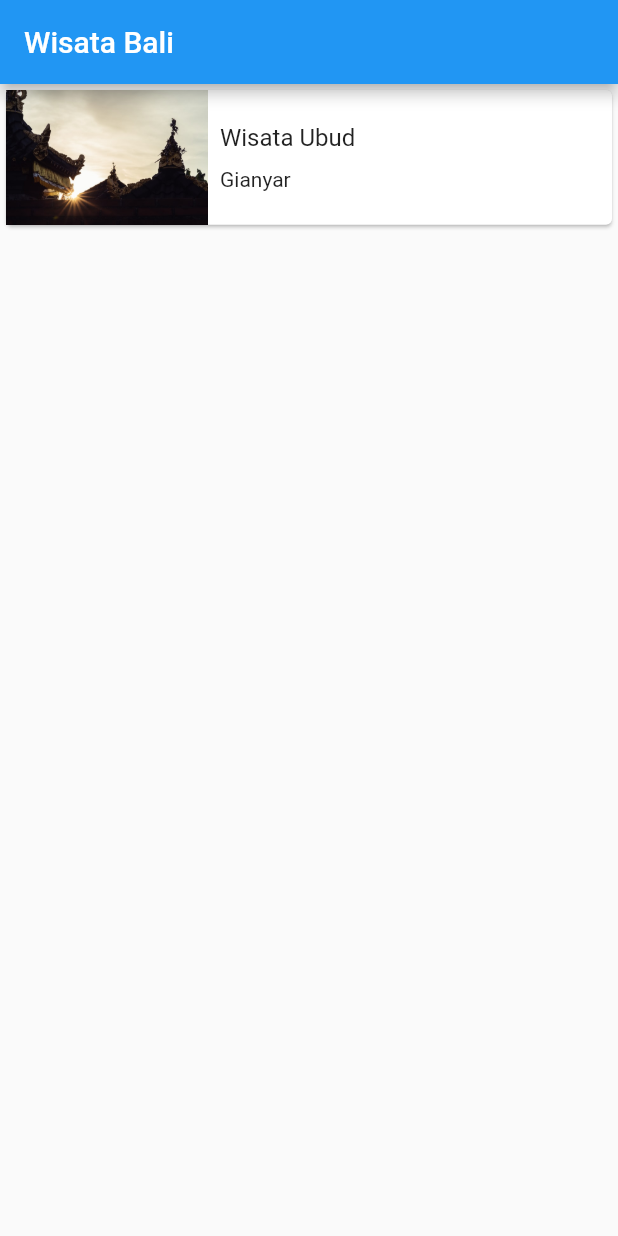
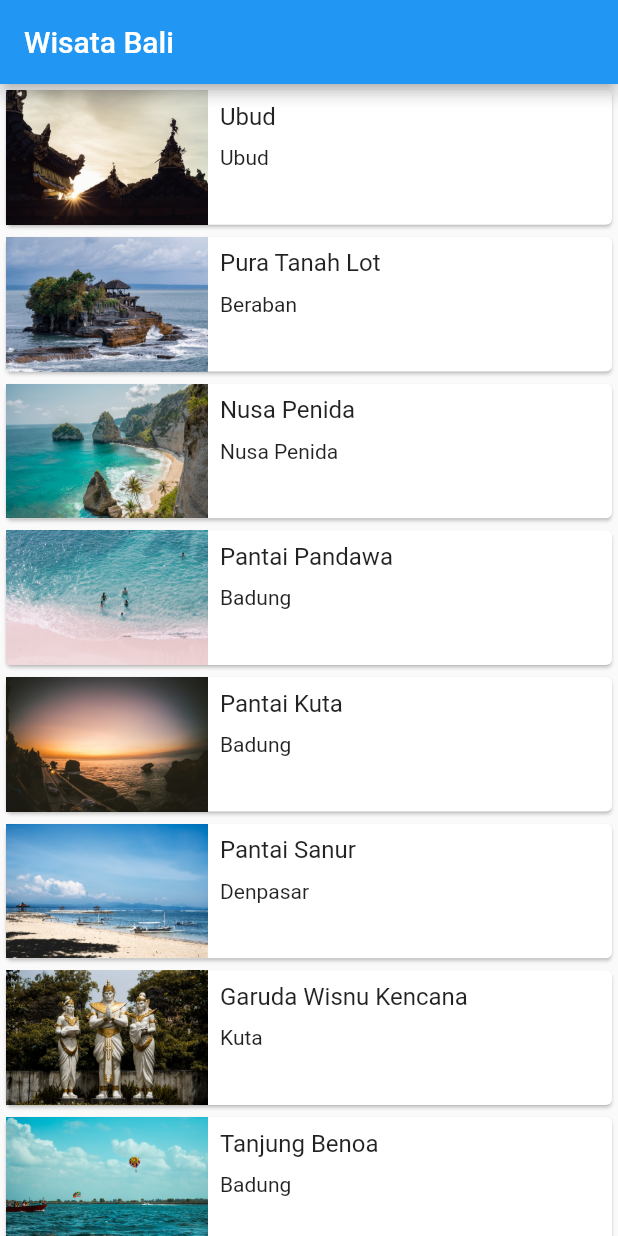
Before and after one commit to bayuik/wisata, a Flutter app: the screen it shows after launch, on a phone screen of 412 x 824 dp. Run offline on Flutter 3.47's test engine with Material 2 defaults, Android fonts, the phone set to English and light mode, and no system bars.

Commit message:
add image and detail place

```diff
--- a/lib/main_page.dart
+++ b/lib/main_page.dart
@@ -1,5 +1,6 @@
 import 'package:flutter/material.dart';
 import 'detail_page.dart';
+import 'package/tourism_place.dart';
 
 class MainPage extends StatelessWidget {
   @override
@@ -8,27 +9,38 @@ class MainPage extends StatelessWidget {
         appBar: AppBar(
           title: Text('Wisata Bali'),
         ),
-      body: InkWell(
-        onTap: (){
-          Navigator.push(context, MaterialPageRoute(builder: (context){
-            return DetailPage();
+        body: ListView.builder(
+          itemBuilder: (context, index) {
+            final TourismPlace place = tourismPlaceList[index];
+            return InkWell(
+              onTap: () {
+                Navigator.push(context, MaterialPageRoute(builder: (context) {
+                  return DetailPage(place: place,);
                 }));
               },
               child: Card(
                 child: Row(
+                  crossAxisAlignment: CrossAxisAlignment.start,
                   children: <Widget>[
-            Expanded(flex: 1, child: Image.asset('images/ubud.jpg')),
+                    Expanded(
+                      flex: 1,
+                      child: Image.asset(place.imageAsset),
+                    ),
                     Expanded(
                       flex: 2,
                       child: Padding(
                         padding: EdgeInsets.all(8.0),
                         child: Column(
                           crossAxisAlignment: CrossAxisAlignment.start,
-                  mainAxisSize: MainAxisSize.min,
                           children: <Widget>[
-                    Text('Wisata Ubud', style: TextStyle(fontSize: 16),),
-                    SizedBox(height: 10.0,),
-                    Text('Gianyar')
+                            Text(
+                              place.name,
+                              style: TextStyle(fontSize: 16),
+                            ),
+                            SizedBox(
+                              height: 10,
+                            ),
+                            Text(place.location)
                           ],
                         ),
                       ),
@@ -36,7 +48,9 @@ class MainPage extends StatelessWidget {
                   ],
                 ),
               ),
-      )
             );
+          },
+          itemCount: tourismPlaceList.length,
+        ));
   }
 }
--- /dev/null
+++ b/lib/package/tourism_place.dart
@@ -0,0 +1,151 @@
+class TourismPlace {
+  String name;
+  String location;
+  String description;
+  String openDays;
+  String openTime;
+  String ticketPrice;
+  String imageAsset;
+  List<String> imageUrls;
+
+  TourismPlace({
+    this.name,
+    this.location,
+    this.description,
+    this.openDays,
+    this.openTime,
+    this.ticketPrice,
+    this.imageAsset,
+    this.imageUrls,
+  });
+}
+
+var tourismPlaceList = [
+  TourismPlace(
+    name: 'Ubud',
+    location: 'Ubud',
+    description:
+        'Ubud terutama terkenal diantara para wisatawan mancanegara karena terletak di antara sawah dan hutan yang berjurang-jurang yang membuat pemandangan alam sangat indah. Selain itu, Ubud dikenal karena seni dan budaya yang berkembang sangat pesat dan maju. Denyut nadi kehidupan masyarakat Ubud tidak bisa dilepaskan dari kesenian. Di sini banyak pula terdapat galeri-galeri seni, serta arena pertunjukan musik dan tari yang digelar setiap malam secara bergantian di segala penjuru desa.',
+    openDays: 'Open Everyday',
+    openTime: '09:00 - 20:00',
+    ticketPrice: 'Rp 25000',
+    imageAsset: 'images/ubud.jpg',
+    imageUrls: [
+      'https://dynamic-media-cdn.tripadvisor.com/media/photo-o/09/f5/e5/c6/1444726309335-largejpg.jpg?w=1000&h=-1&s=1',
+      'https://images.unsplash.com/photo-1558005137-d9619a5c539f?ixid=MnwxMjA3fDB8MHxwaG90by1wYWdlfHx8fGVufDB8fHx8&ixlib=rb-1.2.1&auto=format&fit=crop&w=751&q=80',
+      'https://images.unsplash.com/photo-1585302769101-950b95ede189?ixid=MnwxMjA3fDB8MHxwaG90by1wYWdlfHx8fGVufDB8fHx8&ixlib=rb-1.2.1&auto=format&fit=crop&w=750&q=80'
+    ],
+  ),
+  TourismPlace(
+    name: 'Pura Tanah Lot',
+    location: 'Beraban',
+    description:
+        'Pura Tanah Lot adalah salah satu Pura (Tempat Ibadah Umat Hindu) yang sangat disucikan di Bali, Indonesia. Di sini ada dua pura yang terletak di atas batu besar. Satu terletak di atas bongkahan batu dan satunya terletak di atas tebing mirip dengan Pura Uluwatu. Pura Tanah Lot ini merupakan bagian dari pura Dang Kahyangan. Pura Tanah Lot merupakan pura laut tempat pemujaan dewa-dewa penjaga laut. Tanah Lot terkenal sebagai tempat yang indah untuk melihat matahari terbenam.',
+    openDays: 'Open Everyday',
+    openTime: '09:00 - 14:30',
+    ticketPrice: 'Rp 20000',
+    imageAsset: 'images/tanahlot.jpg',
+    imageUrls: [
+      'https://images.unsplash.com/photo-1588625232507-a337a3bd2e43?ixid=MnwxMjA3fDB8MHxwaG90by1wYWdlfHx8fGVufDB8fHx8&ixlib=rb-1.2.1&auto=format&fit=crop&w=667&q=80',
+      'https://images.unsplash.com/photo-1542725231-e6ff634bf0f5?ixid=MnwxMjA3fDB8MHxwaG90by1wYWdlfHx8fGVufDB8fHx8&ixlib=rb-1.2.1&auto=format&fit=crop&w=750&q=80',
+      'https://images.unsplash.com/photo-1555865138-193ba536d7e0?ixid=MnwxMjA3fDB8MHxwaG90by1wYWdlfHx8fGVufDB8fHx8&ixlib=rb-1.2.1&auto=format&fit=crop&w=750&q=80',
+    ],
+  ),
+  TourismPlace(
+    name: 'Nusa Penida',
+    location: 'Nusa Penida',
+    description:
+        'Nusa Penida adalah sebuah pulau (=nusa) bagian dari negara Republik Indonesia yang terletak di sebelah tenggara Bali yang dipisahkan oleh Selat Badung. Di dekat pulau ini terdapat juga pulau-pulau kecil lainnya yaitu Nusa Ceningan dan Nusa Lembongan. Perairan pulau Nusa Penida terkenal dengan kawasan selamnya di antaranya terdapat di Crystal Bay, Manta Point, Batu Meling, Batu Lumbung, Batu Abah, Toyapakeh dan Malibu Point.',
+    openDays: 'Open Everyday',
+    openTime: '24 hours',
+    ticketPrice: 'Free',
+    imageAsset: 'images/penida.jpg',
+    imageUrls: [
+      'https://images.unsplash.com/photo-1573790387438-4da905039392?ixid=MnwxMjA3fDB8MHxwaG90by1wYWdlfHx8fGVufDB8fHx8&ixlib=rb-1.2.1&auto=format&fit=crop&w=366&q=80',
+      'https://images.unsplash.com/photo-1550309510-626b2afc7970?ixlib=rb-1.2.1&ixid=MnwxMjA3fDB8MHxwaG90by1wYWdlfHx8fGVufDB8fHx8&auto=format&fit=crop&w=400&q=80',
+      'https://images.unsplash.com/photo-1592393613858-ed47154c9623?ixid=MnwxMjA3fDB8MHxwaG90by1wYWdlfHx8fGVufDB8fHx8&ixlib=rb-1.2.1&auto=format&fit=crop&w=750&q=80',
+    ],
+  ),
+  TourismPlace(
+    name: 'Pantai Pandawa',
+    location: 'Badung',
+    description:
+        'Pantai Pandawa adalah salah satu kawasan wisata di area Kuta selatan, Kabupaten Badung, Bali. Pantai ini terletak di balik perbukitan dan sering disebut sebagai Pantai Rahasia (Secret Beach). Di sekitar pantai ini terdapat dua tebing yang sangat besar yang pada salah satu sisinya dipahat lima patung Pandawa dan Kunti. Keenam patung tersebut secarara berurutan (dari posisi tertinggi) diberi penejasan nama Dewi Kunti, Dharma Wangsa, Bima, Arjuna, Nakula, dan Sadewa.',
+    openDays: 'Open Everyday',
+    openTime: '06:00 - 17:00',
+    ticketPrice: 'Rp 3000',
+    imageAsset: 'images/pandawa.jpg',
+    imageUrls: [
+      'https://images.unsplash.com/photo-1576141389680-88a8f219908d?ixid=MnwxMjA3fDB8MHxwaG90by1wYWdlfHx8fGVufDB8fHx8&ixlib=rb-1.2.1&auto=format&fit=crop&w=667&q=80',
+      'https://images.unsplash.com/photo-1562261546-06f01783ff18?ixid=MnwxMjA3fDB8MHxwaG90by1wYWdlfHx8fGVufDB8fHx8&ixlib=rb-1.2.1&auto=format&fit=crop&w=375&q=80',
+      'https://images.unsplash.com/photo-1564720855009-07b588113605?ixid=MnwxMjA3fDB8MHxwaG90by1wYWdlfHx8fGVufDB8fHx8&ixlib=rb-1.2.1&auto=format&fit=crop&w=753&q=80'
+    ],
+  ),
+  TourismPlace(
+    name: 'Pantai Kuta',
+    location: 'Badung',
+    description:
+        'Pantai Kuta adalah sebuah tempat pariwisata yang terletak di kecamatan Kuta, sebelah selatan Kota Denpasar, Bali, Indonesia. Daerah ini merupakan sebuah tujuan wisata turis mancanegara dan telah menjadi objek wisata andalan Pulau Bali sejak awal tahun 1970-an. Pantai Kuta sering pula disebut sebagai pantai matahari terbenam (sunset beach) sebagai lawan dari pantai Sanur. Selain itu, Lapangan Udara I Gusti Ngurah Rai terletak tidak jauh dari Kuta.',
+    openDays: 'Open Everyday',
+    openTime: '24 hours',
+    ticketPrice: 'Free',
+    imageAsset: 'images/kuta.jpg',
+    imageUrls: [
+      'https://dynamic-media-cdn.tripadvisor.com/media/photo-o/03/9b/2f/be/kuta.jpg?w=1200&h=-1&s=1',
+      'https://dynamic-media-cdn.tripadvisor.com/media/photo-o/12/0a/94/e1/two-wonderful-days-with.jpg?w=1200&h=-1&s=1',
+      'https://dynamic-media-cdn.tripadvisor.com/media/photo-o/0d/91/58/b7/beachwalk-shopping-center.jpg?w=1200&h=-1&s=1',
+    ],
+  ),
+  TourismPlace(
+    name: 'Pantai Sanur',
+    location: 'Denpasar',
+    description:
+        'Pantai Sanur adalah salah satu pantai wisata yang terkenal di pulau Bali. Tempat ini letaknya adalah persis di sebelah timur kota Denpasar, ibu kota Bali. Sanur berada di Kotamadya Denpasar. Karena memiliki ombak yang cukup tenang, maka pantai Sanur tidak bisa dipakai untuk surfing layaknya Pantai Kuta. Tak jauh lepas Pantai Sanur terdapat juga lokasi wisata selam dan snorkeling. Oleh karena kondisinya yang ramah, lokasi selam ini dapat digunakan oleh para penyelam dari semua tingkatan keahlian.',
+    openDays: 'Open Everyday',
+    openTime: '09:00 - 15:30',
+    ticketPrice: 'Rp 3000',
+    imageAsset: 'images/sanur.jpg',
+    imageUrls: [
+      'https://images.unsplash.com/photo-1609951586190-90af3296b127?ixid=MnwxMjA3fDB8MHxwaG90by1wYWdlfHx8fGVufDB8fHx8&ixlib=rb-1.2.1&auto=format&fit=crop&w=755&q=80','https://images.unsplash.com/photo-1589188354515-c6f3a3254bed?ixid=MnwxMjA3fDB8MHxwaG90by1wYWdlfHx8fGVufDB8fHx8&ixlib=rb-1.2.1&auto=format&fit=crop&w=667&q=80','https://images.unsplash.com/photo-1604894127534-a201dddd382e?ixlib=rb-1.2.1&ixid=MnwxMjA3fDB8MHxwaG90by1wYWdlfHx8fGVufDB8fHx8&auto=format&fit=crop&w=750&q=80'
+    ],
+  ),
+  TourismPlace(
+    name: 'Garuda Wisnu Kencana',
+    location: 'Kuta',
+    description:
+        'Taman Budaya Garuda Wisnu Kencana, atau kerap disebut dengan GWK, adalah sebuah taman wisata budaya di bagian selatan pulau Bali. Taman wisata ini terletak di Desa Ungasan, Kecamatan Kuta Selatan, Kabupaten Badung, kira-kira 40 kilometer di sebelah selatan Denpasar, ibu kota provinsi Bali.Di sini berdiri megah sebuah landmark atau maskot Bali, yakni patung Garuda Wisnu Kencana yang menggambarkan sosok Dewa Wisnu menunggangi tunggangannya, Garuda, setinggi 121 meter.',
+    openDays: 'Open Everyday',
+    openTime: '09:00 - 17:00',
+    ticketPrice: 'Rp 20000',
+    imageAsset: 'images/gwk.jpg',
+    imageUrls: [
+      'https://images.unsplash.com/photo-1515424030-5b93dd58f4e8?ixlib=rb-1.2.1&ixid=MnwxMjA3fDB8MHxwaG90by1wYWdlfHx8fGVufDB8fHx8&auto=format&fit=crop&w=667&q=80','https://images.unsplash.com/photo-1578990628019-45c322869735?ixid=MnwxMjA3fDB8MHxwaG90by1wYWdlfHx8fGVufDB8fHx8&ixlib=rb-1.2.1&auto=format&fit=crop&w=332&q=80','https://images.unsplash.com/photo-1578990628004-6d50cd1afa28?ixid=MnwxMjA3fDB8MHxwaG90by1wYWdlfHx8fGVufDB8fHx8&ixlib=rb-1.2.1&auto=format&fit=crop&w=334&q=80'
+    ],
+  ),
+  TourismPlace(
+    name: 'Tanjung Benoa',
+    location: 'Badung',
+    description:
+        'Tanjung Benoa merupakan tempat wisata di Bali yang terkenal akan pantainya. Tempat ini juga merupakan surganya wahana air seperti banana boat, scuba diving, parasailing, rolling donut, seawalker, flying fish, snorkeling dll. Selain itu, terdapat pelayaran menuju Pulau Penyu tempat hidup dan penangkaran seekor kura-kura, ular, jalak bali, dan sebagainya.[4] Sehingga tidak salah kalau Tanjung Benoa dikenal sebagai pusat wisata bahari di Bali.',
+    openDays: 'Open Everyday',
+    openTime: '07:00 - 17:00',
+    ticketPrice: 'Rp 15000',
+    imageAsset: 'images/benoa.jpg',
+    imageUrls: [
+      'https://images.unsplash.com/photo-1591613757258-ece6bbf1b8b6?ixid=MnwxMjA3fDB8MHxwaG90by1wYWdlfHx8fGVufDB8fHx8&ixlib=rb-1.2.1&auto=format&fit=crop&w=752&q=80','https://images.unsplash.com/photo-1535418499796-fc7440cf136f?ixlib=rb-1.2.1&ixid=MnwxMjA3fDB8MHxwaG90by1wYWdlfHx8fGVufDB8fHx8&auto=format&fit=crop&w=667&q=80',
+    ],
+  ),
+  TourismPlace(
+    name: 'Bedugul',
+    location: 'Tabanan',
+    description:
+        'Bedugul adalah sebuah kawasan wisata dengan danau dan gunung di Bali, Indonesia, terletak di bagian tengah pulau di dekat Danau Bratan antara Denpasar dan Singaraja. Daerah ini mencakup desa Bedugul sendiri, Candikuning, Pancasari, Pacung dan Wanagiri.',
+    openDays: 'Open Everyday',
+    openTime: '24 hours',
+    ticketPrice: 'Rp 20000',
+    imageAsset: 'images/bedugul.jpg',
+    imageUrls: [
+      'https://images.unsplash.com/photo-1532186651327-6ac23687d189?ixlib=rb-1.2.1&ixid=MnwxMjA3fDB8MHxwaG90by1wYWdlfHx8fGVufDB8fHx8&auto=format&fit=crop&w=387&q=80','https://images.unsplash.com/photo-1583134993424-a40b553886a8?ixlib=rb-1.2.1&ixid=MnwxMjA3fDB8MHxwaG90by1wYWdlfHx8fGVufDB8fHx8&auto=format&fit=crop&w=345&q=80','https://images.unsplash.com/photo-1551959615-576f009696ed?ixid=MnwxMjA3fDB8MHxwaG90by1wYWdlfHx8fGVufDB8fHx8&ixlib=rb-1.2.1&auto=format&fit=crop&w=667&q=80'
+    ],
+  ),
+];
```
Also changed, not shown: lib/detail_page.dart (+105 -49 lines), images/bedugul.jpg (added), images/benoa.jpg (added), images/gwk.jpg, images/jimbaran.jpg (deleted), images/penida.jpg (added), images/sanur.jpg (added). Lines whose indentation alone changed are shown as unchanged.
